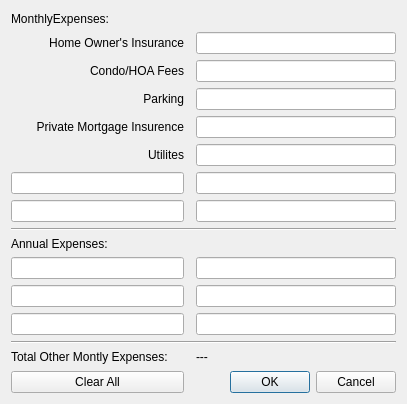
Old version of the form calculateothermonthlyexpensesdialog.ui in the repository themattkerr/Mortgage_Calculator.
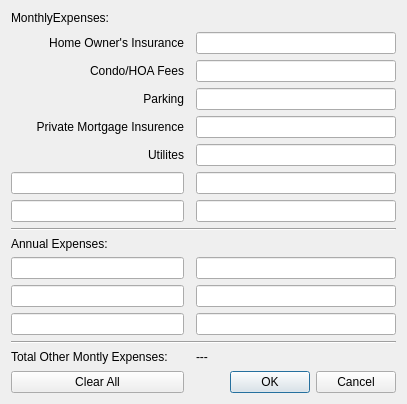
New version of the form.

```diff
--- a/calculateothermonthlyexpensesdialog.ui
+++ b/calculateothermonthlyexpensesdialog.ui
@@ -135,6 +135,9 @@
      <property name="text">
       <string>MonthlyExpenses:</string>
      </property>
+     <property name="textFormat">
+      <enum>Qt::RichText</enum>
+     </property>
     </widget>
    </item>
    <item row="16" column="2">
```
Left out of the diff: 33 changed lines with no effect on the pictures.
